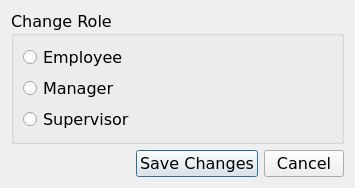
This is CLOCKWORK_SEMESTER/select_role.ui in AmielJohnPadasay/ClockWork as Qt 5 draws it before an edit. The edited form follows.
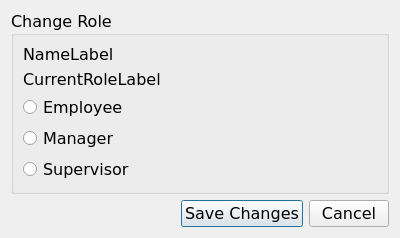
This is the edited form.

Commit message: Added user role change function

The edit to the form file:
```diff
--- a/CLOCKWORK_SEMESTER/select_role.ui
+++ b/CLOCKWORK_SEMESTER/select_role.ui
@@ -6,8 +6,8 @@
    <rect>
     <x>0</x>
     <y>0</y>
-    <width>355</width>
-    <height>186</height>
+    <width>400</width>
+    <height>221</height>
    </rect>
   </property>
   <property name="font">
@@ -54,26 +54,40 @@
      </property>
      <layout class="QGridLayout" name="gridLayout_2">
       <item row="0" column="0">
+       <widget class="QLabel" name="name_label">
+        <property name="text">
+         <string>NameLabel</string>
+        </property>
+       </widget>
+      </item>
+      <item row="2" column="0">
        <widget class="QRadioButton" name="employee_radio">
         <property name="text">
          <string>Employee</string>
         </property>
        </widget>
       </item>
-      <item row="1" column="0">
+      <item row="3" column="0">
        <widget class="QRadioButton" name="manager_radio">
         <property name="text">
          <string>Manager</string>
         </property>
        </widget>
       </item>
-      <item row="2" column="0">
-       <widget class="QRadioButton" name="radioButton_3">
+      <item row="4" column="0">
+       <widget class="QRadioButton" name="supervisor_radio">
         <property name="text">
          <string>Supervisor</string>
         </property>
        </widget>
       </item>
+      <item row="1" column="0">
+       <widget class="QLabel" name="current_role_label">
+        <property name="text">
+         <string>CurrentRoleLabel</string>
+        </property>
+       </widget>
+      </item>
      </layout>
     </widget>
    </item>
```
The commit also changes 15 other files.
